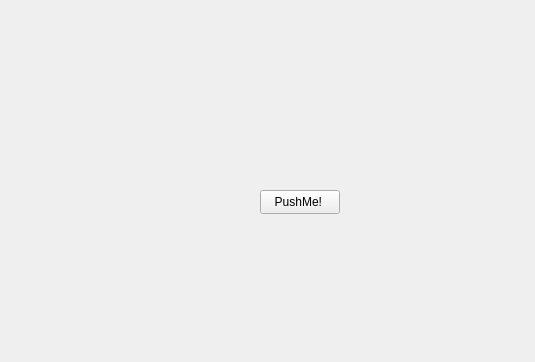
Qt form cpptest/WidgetWithButton.ui (antonstakhouski/cpptest) before a commit; both pictures show x 0 to 535 and y 0 to 362 of the 640 by 480 pixel window.
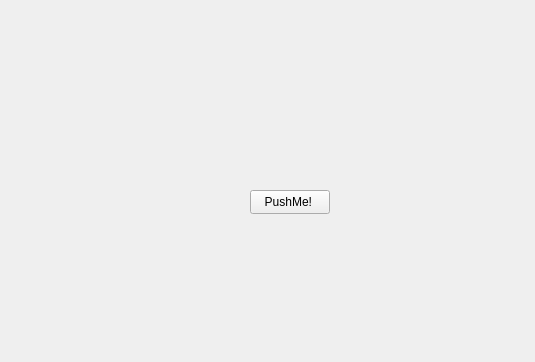
The same form after that commit.

```diff
--- a/cpptest/WidgetWithButton.ui
+++ b/cpptest/WidgetWithButton.ui
@@ -19,7 +19,7 @@
   <widget class="QPushButton" name="pushButton">
    <property name="geometry">
     <rect>
-     <x>260</x>
+     <x>250</x>
      <y>190</y>
      <width>80</width>
      <height>24</height>
```
